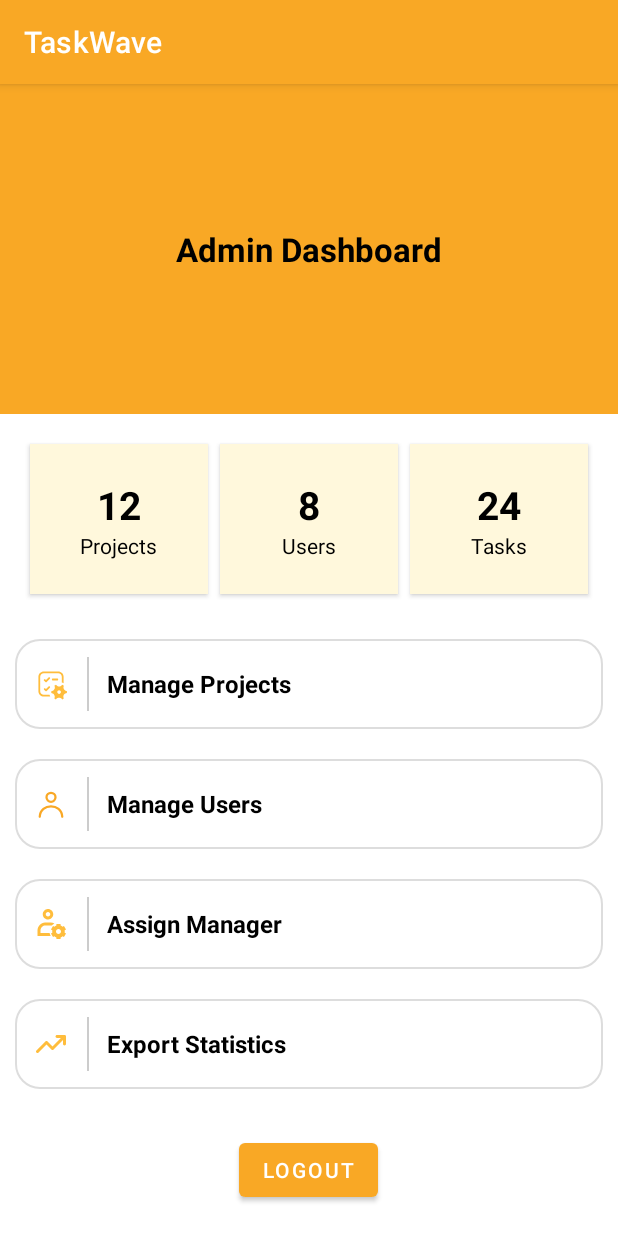
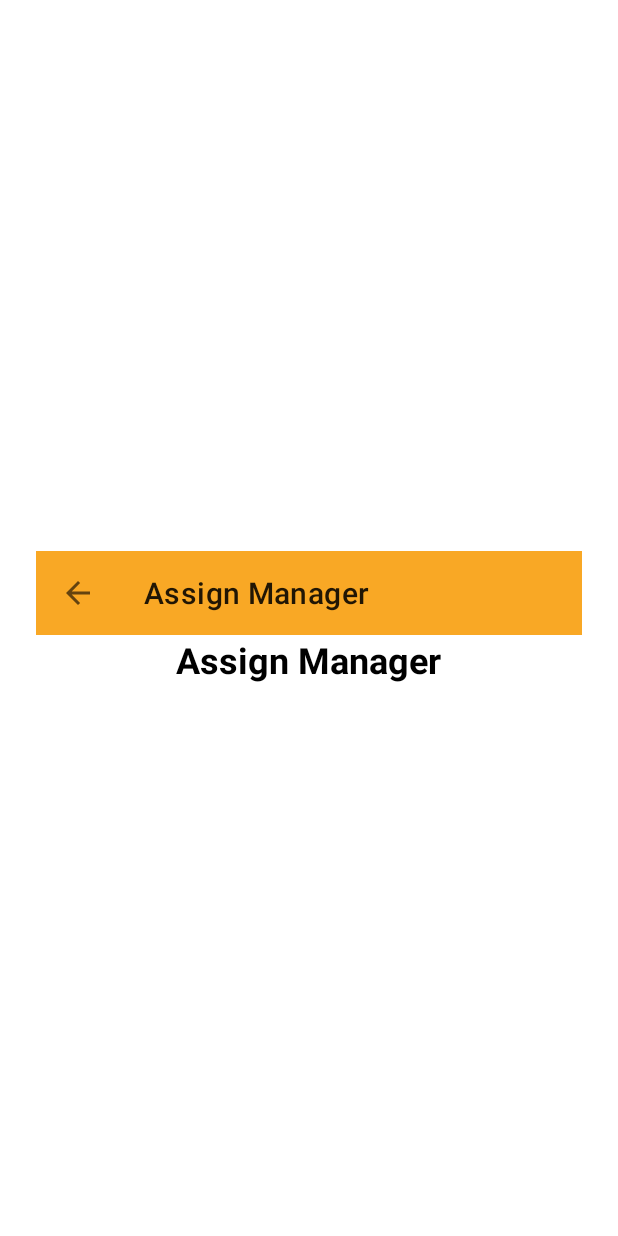
Before and after one commit to IPVC-EI-2024-2025/tp-ei-a-2024-2025-projectmanagment_28998_24899, an Android app: the AdminHomeActivity screen opened directly, with no data from a screen before it, after a tap on "Assign Manager", on a phone screen of 412 x 824 dp. Run offline under Robolectric (Android 15) with nearby library versions, the phone set to English and light mode, and no system bars.

Commit message:
Admin Managment activities done, need to do the funcionalities

```diff
--- a/app/src/main/java/com/baptistaz/taskwave/ui/home/admin/AdminHomeActivity.kt
+++ b/app/src/main/java/com/baptistaz/taskwave/ui/home/admin/AdminHomeActivity.kt
@@ -8,6 +8,10 @@ import android.widget.TextView
 import androidx.appcompat.app.AppCompatActivity
 import com.baptistaz.taskwave.R
 import com.baptistaz.taskwave.ui.auth.LoginActivity
+import com.baptistaz.taskwave.ui.home.admin.assignmanager.AssignManagerActivity
+import com.baptistaz.taskwave.ui.home.admin.exportstatistics.ExportStatisticsActivity
+import com.baptistaz.taskwave.ui.home.admin.manageprojects.ManageProjectsActivity
+import com.baptistaz.taskwave.ui.home.admin.manageusers.ManageUsersActivity
 import com.baptistaz.taskwave.utils.SessionManager
 
 class AdminHomeActivity : AppCompatActivity() {
@@ -26,19 +30,19 @@ class AdminHomeActivity : AppCompatActivity() {
 
         // Botões personalizados (todos são LinearLayout)
         findViewById<LinearLayout>(R.id.button_manage_projects).setOnClickListener {
-            // startActivity(Intent(this, ManageProjectsActivity::class.java))
+            startActivity(Intent(this, ManageProjectsActivity::class.java))
         }
 
         findViewById<LinearLayout>(R.id.button_manage_users).setOnClickListener {
-            // startActivity(Intent(this, ManageUsersActivity::class.java))
+            startActivity(Intent(this, ManageUsersActivity::class.java))
         }
 
         findViewById<LinearLayout>(R.id.button_assign_manager).setOnClickListener {
-            // startActivity(Intent(this, AssignManagerActivity::class.java))
+            startActivity(Intent(this, AssignManagerActivity::class.java))
         }
 
         findViewById<LinearLayout>(R.id.button_export_statistics).setOnClickListener {
-            // startActivity(Intent(this, ExportStatisticsActivity::class.java))
+            startActivity(Intent(this, ExportStatisticsActivity::class.java))
         }
 
         // Logout (ainda é Button, por isso mantemos como está)
--- /dev/null
+++ b/app/src/main/java/com/baptistaz/taskwave/ui/home/admin/assignmanager/AssignManagerActivity.kt
@@ -0,0 +1,23 @@
+package com.baptistaz.taskwave.ui.home.admin.assignmanager
+
+import android.os.Bundle
+import androidx.appcompat.app.AppCompatActivity
+import androidx.appcompat.widget.Toolbar
+import com.baptistaz.taskwave.R
+
+class AssignManagerActivity : AppCompatActivity() {
+    override fun onCreate(savedInstanceState: Bundle?) {
+        super.onCreate(savedInstanceState)
+        setContentView(R.layout.activity_assign_manager)
+
+        val toolbar = findViewById<Toolbar>(R.id.toolbar)
+        setSupportActionBar(toolbar)
+        supportActionBar?.setDisplayHomeAsUpEnabled(true)
+        supportActionBar?.title = "Assign Manager"
+    }
+
+    override fun onSupportNavigateUp(): Boolean {
+        finish()
+        return true
+    }
+}
--- /dev/null
+++ b/app/src/main/res/layout/activity_assign_manager.xml
@@ -0,0 +1,19 @@
+<?xml version="1.0" encoding="utf-8"?>
+<LinearLayout xmlns:android="http://schemas.android.com/apk/res/android"
+    android:layout_width="match_parent"
+    android:layout_height="match_parent"
+    android:orientation="vertical"
+    android:gravity="center"
+    android:padding="24dp"
+    android:background="@color/background_white">
+
+    <include layout="@layout/toolbar_back" />
+
+    <TextView
+        android:layout_width="wrap_content"
+        android:layout_height="wrap_content"
+        android:text="Assign Manager"
+        android:textSize="24sp"
+        android:textStyle="bold"
+        android:textColor="@color/black"/>
+</LinearLayout>
--- /dev/null
+++ b/app/src/main/res/layout/toolbar_back.xml
@@ -0,0 +1,9 @@
+<?xml version="1.0" encoding="utf-8"?>
+<androidx.appcompat.widget.Toolbar xmlns:android="http://schemas.android.com/apk/res/android"
+    android:id="@+id/toolbar"
+    android:layout_width="match_parent"
+    android:layout_height="?attr/actionBarSize"
+    android:background="@color/button_orange"
+    android:titleTextColor="@color/black"
+    android:titleTextAppearance="@style/TextAppearance.AppCompat.Large"
+    android:popupTheme="@style/ThemeOverlay.AppCompat.Light" />
--- a/app/src/main/res/values/styles.xml
+++ b/app/src/main/res/values/styles.xml
@@ -36,4 +36,12 @@
     <style name="TextAppearance.TaskWave.Button" parent="TextAppearance.MaterialComponents.Button" />
     <style name="TextAppearance.TaskWave.Caption" parent="TextAppearance.MaterialComponents.Caption" />
     <style name="TextAppearance.TaskWave.Overline" parent="TextAppearance.MaterialComponents.Overline" />
+
+    <style name="Theme.TaskWave.NoActionBar" parent="Theme.MaterialComponents.Light.NoActionBar">
+        <item name="colorPrimary">@color/button_orange</item>
+        <item name="colorPrimaryDark">@color/logo_blue</item>
+        <item name="colorAccent">@color/button_orange</item>
+        <item name="android:windowBackground">@color/background_white</item>
+    </style>
+
 </resources>
```
Also changed, not shown: app/src/main/AndroidManifest.xml (+8 -0 lines), app/src/main/java/com/baptistaz/taskwave/ui/home/admin/exportstatistics/ExportStatisticsActivity.kt (added, +23 -0 lines), app/src/main/java/com/baptistaz/taskwave/ui/home/admin/manageprojects/ManageProjectsActivity.kt (added, +23 -0 lines), app/src/main/java/com/baptistaz/taskwave/ui/home/admin/manageusers/ManageUsersActivity.kt (added, +23 -0 lines), app/src/main/res/layout/activity_export_statistics.xml (added, +19 -0 lines), app/src/main/res/layout/activity_manage_projects.xml (added, +19 -0 lines), app/src/main/res/layout/activity_manage_users.xml (added, +19 -0 lines).
